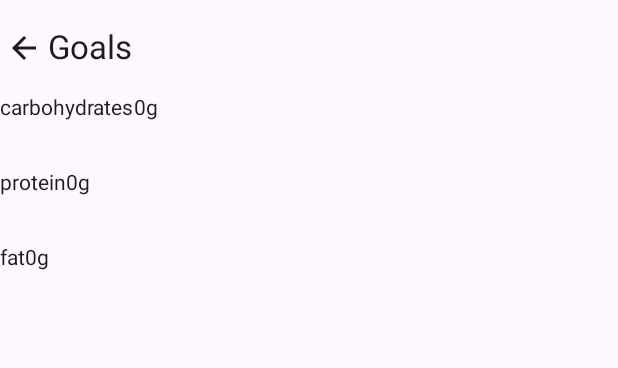
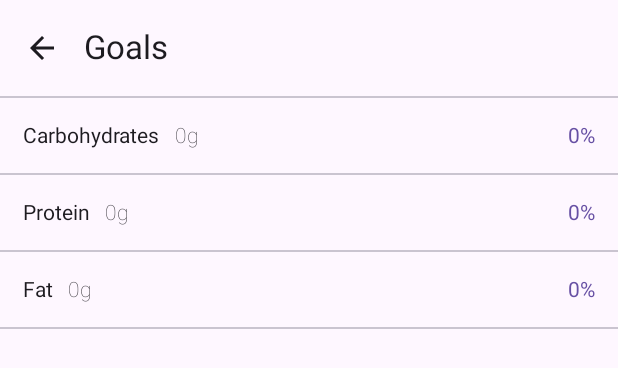
Before and after one commit to stefanosansone/tsampa, an Android app built with Jetpack Compose: the @Preview function GoalsScreenPreview, on a phone screen of 412 x 824 dp. Shown: the top 368 px of the screen. Run offline under Robolectric (Android 15) with nearby library versions, the phone set to English and light mode, and no system bars.

Commit message:
Add goals input alert

```diff
--- a/app/src/main/java/app/tsampa/feature/goals/GoalsScreen.kt
+++ b/app/src/main/java/app/tsampa/feature/goals/GoalsScreen.kt
@@ -1,26 +1,43 @@
 package app.tsampa.feature.goals
 
+import androidx.compose.foundation.clickable
+import androidx.compose.foundation.layout.Arrangement
 import androidx.compose.foundation.layout.Column
 import androidx.compose.foundation.layout.Row
 import androidx.compose.foundation.layout.fillMaxWidth
 import androidx.compose.foundation.layout.height
 import androidx.compose.foundation.layout.padding
+import androidx.compose.foundation.text.KeyboardOptions
 import androidx.compose.material.icons.Icons
 import androidx.compose.material.icons.filled.ArrowBack
+import androidx.compose.material3.AlertDialog
+import androidx.compose.material3.Divider
 import androidx.compose.material3.ExperimentalMaterial3Api
 import androidx.compose.material3.Icon
+import androidx.compose.material3.IconButton
+import androidx.compose.material3.MaterialTheme
+import androidx.compose.material3.OutlinedTextField
 import androidx.compose.material3.Scaffold
 import androidx.compose.material3.Text
+import androidx.compose.material3.TextButton
 import androidx.compose.material3.TopAppBar
 import androidx.compose.runtime.Composable
+import androidx.compose.runtime.getValue
+import androidx.compose.runtime.mutableStateOf
+import androidx.compose.runtime.remember
+import androidx.compose.runtime.setValue
+import androidx.compose.ui.Alignment
 import androidx.compose.ui.Modifier
 import androidx.compose.ui.res.stringResource
+import androidx.compose.ui.text.font.FontWeight
+import androidx.compose.ui.text.input.KeyboardType
 import androidx.compose.ui.tooling.preview.Preview
 import androidx.compose.ui.unit.dp
 import androidx.navigation.NavController
 import androidx.navigation.compose.rememberNavController
 import app.tsampa.R
 import app.tsampa.navigation.Route
+import app.tsampa.utils.capitalize
 
 @OptIn(ExperimentalMaterial3Api::class)
 @Composable
@@ -37,9 +54,13 @@ internal fun GoalsScreen(
                 .fillMaxWidth()
                 .padding(paddingValues)
         ) {
+            Divider()
             MacroRow(macroName = stringResource(id = R.string.carbohydrates), macroValue = "0g")
+            Divider()
             MacroRow(macroName = stringResource(id = R.string.protein), macroValue = "0g")
+            Divider()
             MacroRow(macroName = stringResource(id = R.string.fat), macroValue = "0g")
+            Divider()
         }
     }
 }
@@ -49,14 +70,68 @@ private fun MacroRow(
     macroName: String,
     macroValue: String
 ){
+    val openDialog = remember { mutableStateOf(false) }
+
+    if (openDialog.value) {
+        MacroDialog(macroName) { openDialog.value = it }
+    }
+
     Row(
         modifier = Modifier
             .fillMaxWidth()
             .height(50.dp)
+            .clickable { openDialog.value = true },
+        horizontalArrangement = Arrangement.SpaceBetween,
+        verticalAlignment = Alignment.CenterVertically
     ) {
-        Text(text = macroName)
-        Text(text = macroValue)
+        Row(modifier = Modifier.padding(start = 15.dp)) {
+            Text(modifier = Modifier, text = macroName.capitalize())
+            Text(
+                text = macroValue,
+                modifier = Modifier.padding(start = 10.dp),
+                fontWeight = FontWeight.ExtraLight
+            )
+        }
+        Text(
+            text = "0%",
+            modifier = Modifier.padding(end = 15.dp),
+            color = MaterialTheme.colorScheme.primary
+        )
     }
+}
+
+@OptIn(ExperimentalMaterial3Api::class)
+@Composable
+private fun MacroDialog(
+    macro: String,
+    setOpenDialog: (Boolean) -> Unit
+) {
+    var test by remember { mutableStateOf("") }
+
+    AlertDialog(
+        onDismissRequest = { setOpenDialog(false) },
+        title = {
+            Text(text = "${macro.capitalize()} Goal" )
+        },
+        text = {
+            OutlinedTextField(
+                value = test,
+                onValueChange = { test = it },
+                singleLine = true,
+                keyboardOptions = KeyboardOptions(keyboardType = KeyboardType.Number)
+            )
+        },
+        confirmButton = {
+            TextButton(onClick = { setOpenDialog(false) }){
+                Text(text = "Save")
+            }
+        },
+        dismissButton = {
+            TextButton(onClick = { setOpenDialog(false) }){
+                Text(text = "Cancel")
+            }
+        }
+    )
 }
 
 @OptIn(ExperimentalMaterial3Api::class)
@@ -66,7 +141,11 @@ private fun GoalsScreenTopBar(
 ) {
     TopAppBar(
         title = { Text(Route.GOALS) },
-        navigationIcon = { Icon(imageVector = Icons.Default.ArrowBack, contentDescription = "Back")}
+        navigationIcon = {
+            IconButton(onClick = { navController.popBackStack() }){
+                Icon(imageVector = Icons.Default.ArrowBack, contentDescription = "Back")
+            }
+        }
     )
 }
 
```
